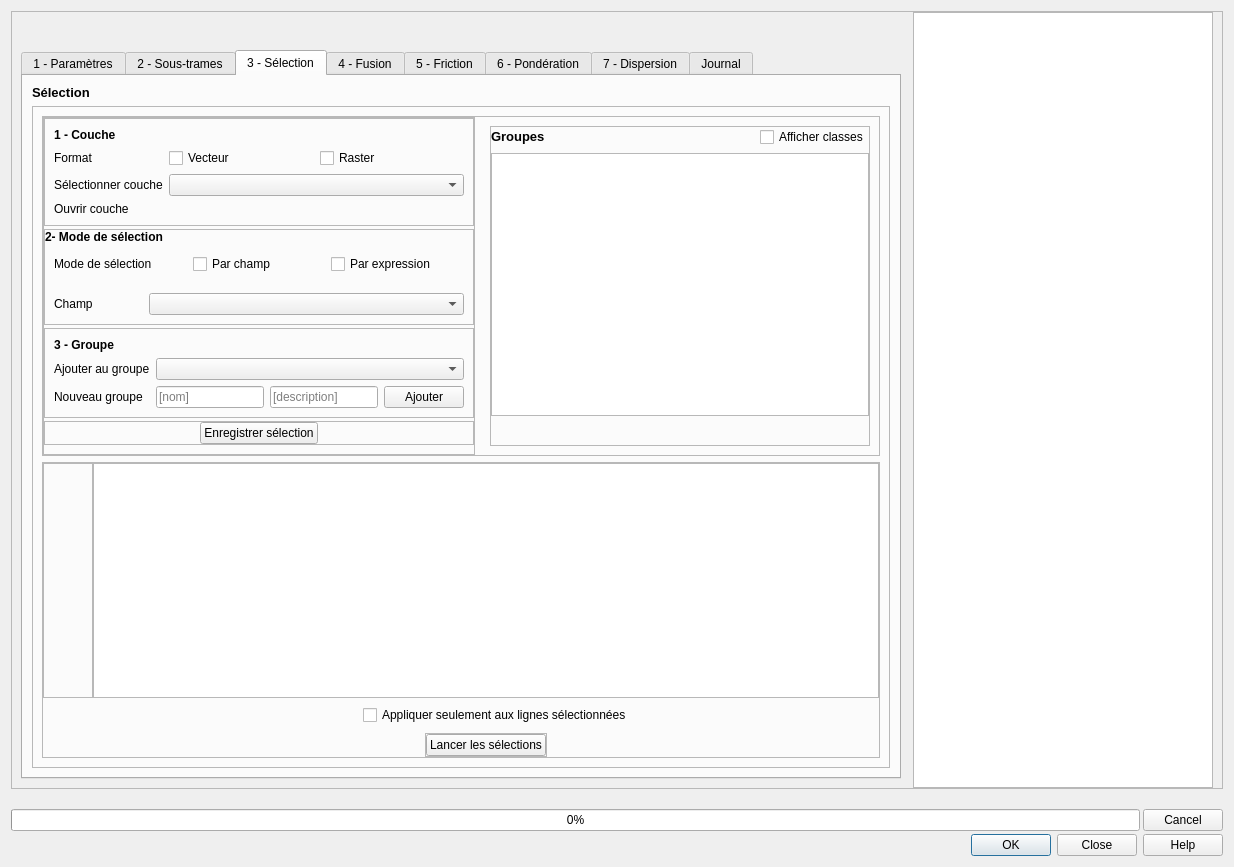
Before: the Qt Designer form test_dialog.ui in MathieuChailloux/BioDispersal, drawn with Qt 5.
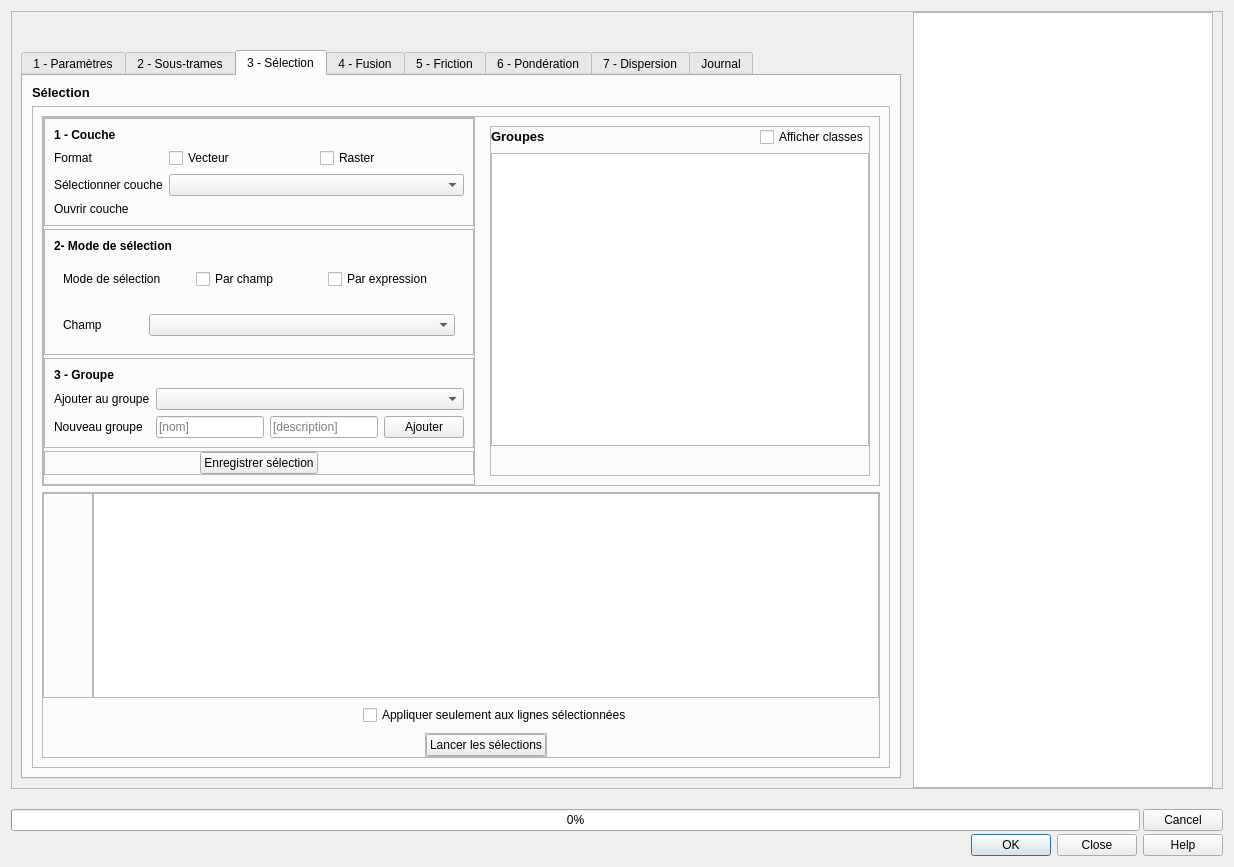
After: the same form once the commit is applied. The open tabs and pages were chosen to show the change. Icons and pictures are not drawn. Custom widgets are drawn as their Qt base class.

```diff
--- a/test_dialog.ui
+++ b/test_dialog.ui
@@ -875,19 +875,19 @@
                          </property>
                          <layout class="QVBoxLayout" name="verticalLayout_7">
                           <property name="spacing">
-                           <number>0</number>
+                           <number>6</number>
                           </property>
                           <property name="leftMargin">
-                           <number>0</number>
+                           <number>9</number>
                           </property>
                           <property name="topMargin">
-                           <number>0</number>
+                           <number>9</number>
                           </property>
                           <property name="rightMargin">
-                           <number>0</number>
+                           <number>9</number>
                           </property>
                           <property name="bottomMargin">
-                           <number>0</number>
+                           <number>9</number>
                           </property>
                           <item>
                            <widget class="QLabel" name="selectionStep2Label">
@@ -1055,9 +1055,15 @@
                              <layout class="QHBoxLayout" name="horizontalLayout_27">
                               <item>
                                <widget class="QLabel" name="selectionFieldLabel">
+                                <property name="sizePolicy">
+                                 <sizepolicy hsizetype="Fixed" vsizetype="Preferred">
+                                  <horstretch>0</horstretch>
+                                  <verstretch>0</verstretch>
+                                 </sizepolicy>
+                                </property>
                                 <property name="minimumSize">
                                  <size>
-                                  <width>0</width>
+                                  <width>80</width>
                                   <height>13</height>
                                  </size>
                                 </property>
@@ -1066,22 +1072,6 @@
                                 </property>
                                </widget>
                               </item>
-                              <item>
-                               <spacer name="horizontalSpacer_27">
-                                <property name="orientation">
-                                 <enum>Qt::Horizontal</enum>
-                                </property>
-                                <property name="sizeType">
-                                 <enum>QSizePolicy::Fixed</enum>
-                                </property>
-                                <property name="sizeHint" stdset="0">
-                                 <size>
-                                  <width>50</width>
-                                  <height>20</height>
-                                 </size>
-                                </property>
-                               </spacer>
-                              </item>
                               <item>
                                <widget class="QgsFieldComboBox" name="selectionField">
                                 <property name="sizePolicy">
@@ -1687,6 +1677,9 @@
                       <property name="selectionBehavior">
                        <enum>QAbstractItemView::SelectRows</enum>
                       </property>
+                      <property name="sortingEnabled">
+                       <bool>true</bool>
+                      </property>
                      </widget>
                     </item>
                     <item row="0" column="0">
```
Left out of the diff: 21 changed lines with no effect on the pictures.
